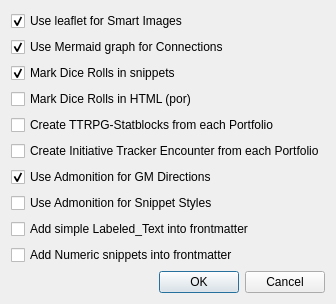
First picture: the form in obsidiandialog.ui, repository farling42/RWoutput, before the edit.
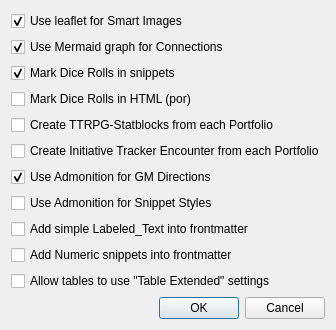
Second picture: the form after the edit.

Commit message: Add optional support for the Obsidian "Table Extended" plugin

```diff
--- a/obsidiandialog.ui
+++ b/obsidiandialog.ui
@@ -7,7 +7,7 @@
     <x>0</x>
     <y>0</y>
     <width>304</width>
-    <height>271</height>
+    <height>294</height>
    </rect>
   </property>
   <property name="windowTitle">
@@ -96,6 +96,13 @@
      </property>
     </widget>
    </item>
+   <item>
+    <widget class="QCheckBox" name="useTableExtended">
+     <property name="text">
+      <string>Allow tables to use &quot;Table Extended&quot; settings</string>
+     </property>
+    </widget>
+   </item>
    <item>
     <widget class="QDialogButtonBox" name="buttonBox">
      <property name="orientation">
```
The commit also changes 5 other files.
